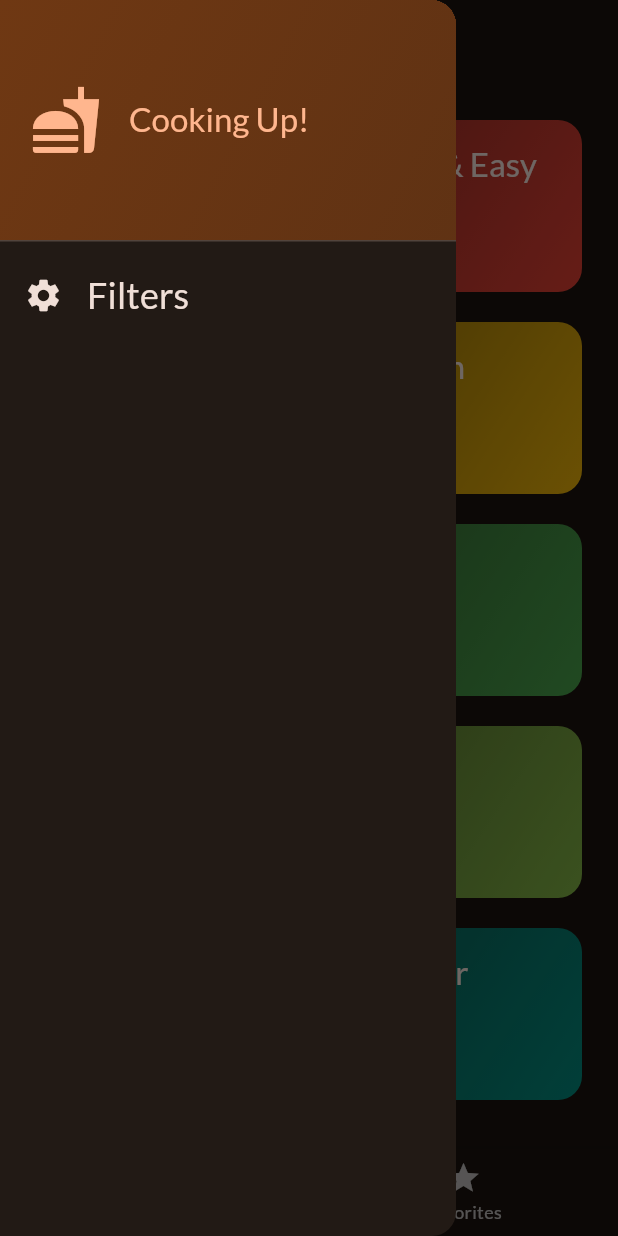
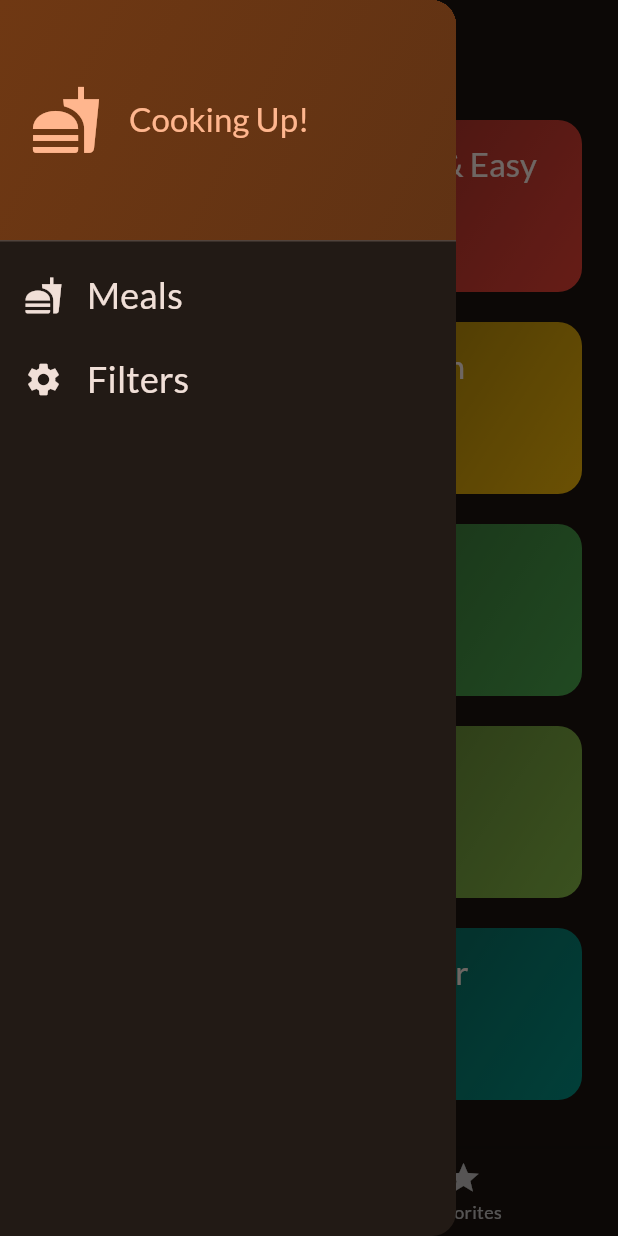
Before and after one commit to mjaliz/meals, a Flutter app: the screen it shows after launch, with the side drawer open, on a phone screen of 412 x 824 dp. Run offline on Flutter 3.47's test engine with Material 3 defaults, Android fonts, the phone set to English and light mode, and no system bars; our stand-ins replace google_fonts, transparent_image.

Commit message:
019 Closing the drawer manually

```diff
--- a/lib/screens/tabs.dart
+++ b/lib/screens/tabs.dart
@@ -48,6 +48,13 @@ class _TabsScreenState extends State<TabsScreen> {
     });
   }
 
+  void _setScreen(String identifier) {
+    if (identifier == "filters") {
+    } else {
+      Navigator.pop(context);
+    }
+  }
+
   @override
   Widget build(BuildContext context) {
     Widget activePage = CategoriesScreen(
@@ -65,7 +72,9 @@ class _TabsScreenState extends State<TabsScreen> {
       appBar: AppBar(
         title: Text(activePageTitle),
       ),
-      drawer: const MainDrawer(),
+      drawer: MainDrawer(
+        onSelectScreen: _setScreen,
+      ),
       body: activePage,
       bottomNavigationBar: BottomNavigationBar(
         onTap: _selectPage,
--- a/lib/widgets/main_drawer.dart
+++ b/lib/widgets/main_drawer.dart
@@ -2,7 +2,12 @@ import 'package:flutter/cupertino.dart';
 import 'package:flutter/material.dart';
 
 class MainDrawer extends StatelessWidget {
-  const MainDrawer({super.key});
+  const MainDrawer({
+    super.key,
+    required this.onSelectScreen,
+  });
+
+  final void Function(String identifier) onSelectScreen;
 
   @override
   Widget build(BuildContext context) {
@@ -45,6 +50,22 @@ class MainDrawer extends StatelessWidget {
           ),
           ListTile(
             leading: Icon(
+              Icons.fastfood,
+              size: 26,
+              color: Theme.of(context).colorScheme.onBackground,
+            ),
+            title: Text(
+              "Meals",
+              style: Theme.of(context).textTheme.titleSmall!.copyWith(
+                  color: Theme.of(context).colorScheme.onBackground,
+                  fontSize: 24),
+            ),
+            onTap: () {
+              onSelectScreen("meals");
+            },
+          ),
+          ListTile(
+            leading: Icon(
               Icons.settings,
               size: 26,
               color: Theme.of(context).colorScheme.onBackground,
@@ -55,7 +76,9 @@ class MainDrawer extends StatelessWidget {
                   color: Theme.of(context).colorScheme.onBackground,
                   fontSize: 24),
             ),
-            onTap: () {},
+            onTap: () {
+              onSelectScreen("filters");
+            },
           )
         ],
       ),
```
